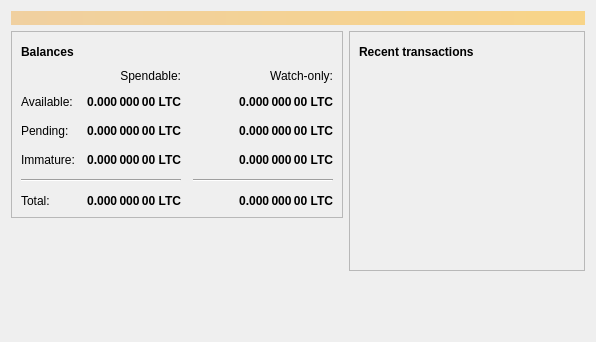
This is src/qt/forms/overviewpage.ui in Cubicverse/CubicverseCoin as Qt 5 draws it before an edit. The edited form follows.
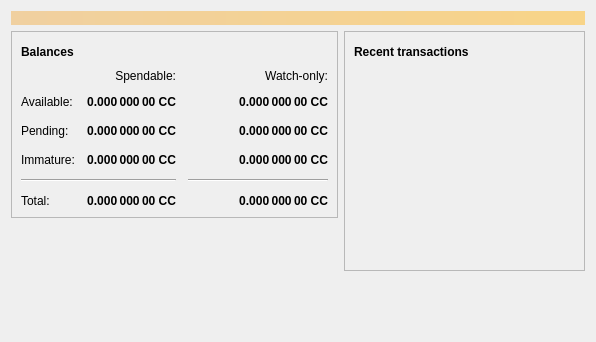
This is the edited form. Icons and pictures are not drawn.

Patch:
```diff
--- a/src/qt/forms/overviewpage.ui
+++ b/src/qt/forms/overviewpage.ui
@@ -129,7 +129,7 @@
                <string>Unconfirmed transactions to watch-only addresses</string>
               </property>
               <property name="text">
-               <string notr="true">0.000 000 00 LTC</string>
+               <string notr="true">0.000 000 00 CC</string>
               </property>
               <property name="alignment">
                <set>Qt::AlignRight|Qt::AlignTrailing|Qt::AlignVCenter</set>
@@ -154,7 +154,7 @@
                <string>Total of transactions that have yet to be confirmed, and do not yet count toward the spendable balance</string>
               </property>
               <property name="text">
-               <string notr="true">0.000 000 00 LTC</string>
+               <string notr="true">0.000 000 00 CC</string>
               </property>
               <property name="alignment">
                <set>Qt::AlignRight|Qt::AlignTrailing|Qt::AlignVCenter</set>
@@ -179,7 +179,7 @@
                <string>Mined balance in watch-only addresses that has not yet matured</string>
               </property>
               <property name="text">
-               <string notr="true">0.000 000 00 LTC</string>
+               <string notr="true">0.000 000 00 CC</string>
               </property>
               <property name="alignment">
                <set>Qt::AlignRight|Qt::AlignTrailing|Qt::AlignVCenter</set>
@@ -237,7 +237,7 @@
                <string>Mined balance that has not yet matured</string>
               </property>
               <property name="text">
-               <string notr="true">0.000 000 00 LTC</string>
+               <string notr="true">0.000 000 00 CC</string>
               </property>
               <property name="alignment">
                <set>Qt::AlignRight|Qt::AlignTrailing|Qt::AlignVCenter</set>
@@ -282,7 +282,7 @@
                <string>Your current total balance</string>
               </property>
               <property name="text">
-               <string notr="true">0.000 000 00 LTC</string>
+               <string notr="true">0.000 000 00 CC</string>
               </property>
               <property name="alignment">
                <set>Qt::AlignRight|Qt::AlignTrailing|Qt::AlignVCenter</set>
@@ -307,7 +307,7 @@
                <string>Current total balance in watch-only addresses</string>
               </property>
               <property name="text">
-               <string notr="true">0.000 000 00 LTC</string>
+               <string notr="true">0.000 000 00 CC</string>
               </property>
               <property name="alignment">
                <set>Qt::AlignRight|Qt::AlignTrailing|Qt::AlignVCenter</set>
@@ -349,7 +349,7 @@
                <string>Your current spendable balance</string>
               </property>
               <property name="text">
-               <string notr="true">0.000 000 00 LTC</string>
+               <string notr="true">0.000 000 00 CC</string>
               </property>
               <property name="alignment">
                <set>Qt::AlignRight|Qt::AlignTrailing|Qt::AlignVCenter</set>
@@ -374,7 +374,7 @@
                <string>Your current balance in watch-only addresses</string>
               </property>
               <property name="text">
-               <string notr="true">0.000 000 00 LTC</string>
+               <string notr="true">0.000 000 00 CC</string>
               </property>
               <property name="alignment">
                <set>Qt::AlignRight|Qt::AlignTrailing|Qt::AlignVCenter</set>
```
Left out of the diff: 4 changed lines with no effect on the pictures.
